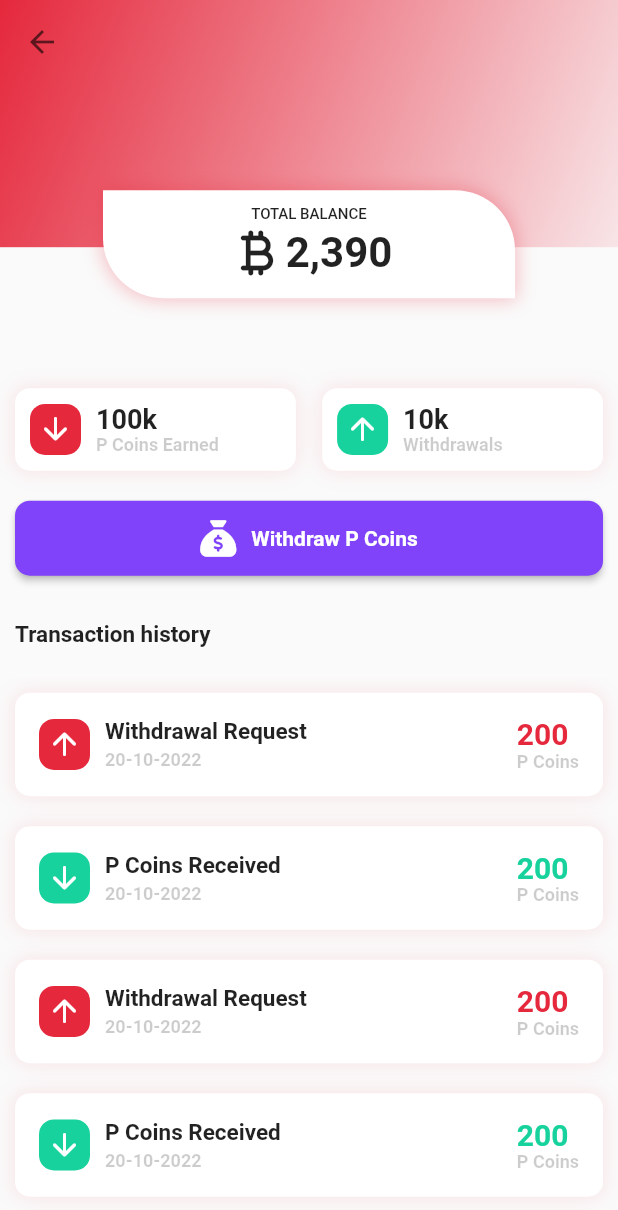
After one commit to navastratechnologies/primeway, a Flutter app: the WalletScreen screen opened directly, on a phone screen of 412 x 824 dp. The commit adds this screen. Shown: the top 1210 px of the screen. Run offline on Flutter 3.47's test engine with Material 2 defaults, Android fonts, the phone set to English and light mode, and no system bars; our stand-ins replace animated_splash_screen, carousel_slider, cloud_firestore, firebase_auth, firebase_core, firebase_dynamic_links and 9 more; missing offline and left inert: flutter_facebook_auth; accounts and stored records are empty; network calls fail; statements that could not run were skipped.

Commit message:
"wallet page added"

```diff
--- a/lib/view/dashboard/profile_screen.dart
+++ b/lib/view/dashboard/profile_screen.dart
@@ -4,6 +4,7 @@ import 'package:primewayskills_app/view/drawer/sidebar.dart';
 import 'package:primewayskills_app/view/helpers/colors.dart';
 import 'package:primewayskills_app/view/helpers/helping_widgets.dart';
 import 'package:primewayskills_app/view/profile_screen/profile_tile_widget.dart';
+import 'package:primewayskills_app/view/profile_screen/wallet_screen.dart';
 
 class ProfileScreen extends StatefulWidget {
   const ProfileScreen({Key? key}) : super(key: key);
@@ -346,9 +347,17 @@ class _ProfileScreenState extends State<ProfileScreen> {
                             ),
                           ),
                         ),
-                        const ProfileTileWidget(
-                          heading: 'Wallet',
-                          icons: FontAwesomeIcons.wallet,
+                        InkWell(
+                          onTap: () => Navigator.push(
+                            context,
+                            MaterialPageRoute(
+                              builder: (context) => const WalletScreen(),
+                            ),
+                          ),
+                          child: const ProfileTileWidget(
+                            heading: 'Wallet',
+                            icons: FontAwesomeIcons.wallet,
+                          ),
                         ),
                         const ProfileTileWidget(
                           heading: 'Affiliate Dashboard',
--- a/lib/view/helpers/colors.dart
+++ b/lib/view/helpers/colors.dart
@@ -1,6 +1,8 @@
 import 'package:flutter/material.dart';
 
 Color primeColor = const Color(0xffe5283c);
+Color primeColor2 = const Color(0xff17D29C);
+Color purpleColor = const Color(0xff8043F9);
 Color whiteColor = Colors.white;
 Color blueLightColor = const Color(0xff45E4F5);
 double maxSize = 18;
--- /dev/null
+++ b/lib/view/profile_screen/wallet_screen.dart
@@ -0,0 +1,310 @@
+import 'package:flutter/material.dart';
+import 'package:font_awesome_flutter/font_awesome_flutter.dart';
+import 'package:primewayskills_app/view/helpers/colors.dart';
+import 'package:primewayskills_app/view/helpers/helping_widgets.dart';
+
+class WalletScreen extends StatefulWidget {
+  const WalletScreen({super.key});
+
+  @override
+  State<WalletScreen> createState() => _WalletScreenState();
+}
+
+class _WalletScreenState extends State<WalletScreen> {
+  @override
+  Widget build(BuildContext context) {
+    return Scaffold(
+      body: Stack(
+        children: [
+          Container(
+            height: MediaQuery.of(context).size.height / 5,
+            width: MediaQuery.of(context).size.width,
+            decoration: BoxDecoration(
+              gradient: LinearGradient(
+                begin: Alignment.topLeft,
+                end: Alignment.bottomRight,
+                colors: [
+                  primeColor,
+                  primeColor.withOpacity(0.1),
+                  // primeColor.withOpacity(0.3),
+                ],
+              ),
+            ),
+            child: AppBar(
+              elevation: 0,
+              backgroundColor: Colors.transparent,
+              iconTheme: IconThemeData(
+                color: Colors.black.withOpacity(0.6),
+              ),
+            ),
+          ),
+          Column(
+            crossAxisAlignment: CrossAxisAlignment.start,
+            children: [
+              SizedBox(
+                height: MediaQuery.of(context).size.height / 6.5,
+              ),
+              Center(
+                child: Container(
+                  width: MediaQuery.of(context).size.width / 1.5,
+                  padding: const EdgeInsets.all(10),
+                  decoration: BoxDecoration(
+                    color: whiteColor,
+                    borderRadius: const BorderRadius.only(
+                      topRight: Radius.circular(40),
+                      bottomLeft: Radius.circular(40),
+                    ),
+                    boxShadow: [
+                      BoxShadow(
+                        color: primeColor.withOpacity(0.3),
+                        blurRadius: 10,
+                        spreadRadius: 1,
+                      ),
+                    ],
+                  ),
+                  child: Column(
+                    children: [
+                      const Text(
+                        'TOTAL BALANCE',
+                        style: TextStyle(
+                          fontWeight: FontWeight.w500,
+                          // color: whiteColor,
+                          fontSize: 10,
+                        ),
+                      ),
+                      Row(
+                        mainAxisAlignment: MainAxisAlignment.center,
+                        children: const [
+                          Icon(
+                            Icons.currency_bitcoin_rounded,
+                            // color: whiteColor,
+                            size: 40,
+                          ),
+                          Text(
+                            '2,390',
+                            style: TextStyle(
+                              fontWeight: FontWeight.bold,
+                              // color: whiteColor,
+                              fontSize: 28,
+                            ),
+                          ),
+                        ],
+                      ),
+                    ],
+                  ),
+                ),
+              ),
+              const SizedBox(height: 50),
+              Container(
+                width: MediaQuery.of(context).size.width,
+                padding: const EdgeInsets.all(10),
+                child: Row(
+                  mainAxisAlignment: MainAxisAlignment.spaceBetween,
+                  children: [
+                    Container(
+                      width: MediaQuery.of(context).size.width / 2.2,
+                      padding: const EdgeInsets.all(10),
+                      decoration: BoxDecoration(
+                        color: whiteColor,
+                        borderRadius: BorderRadius.circular(10),
+                        boxShadow: [
+                          BoxShadow(
+                            color: primeColor.withOpacity(0.1),
+                            blurRadius: 10,
+                            spreadRadius: 1,
+                          ),
+                        ],
+                      ),
+                      child: Row(
+                        children: [
+                          Container(
+                            padding: const EdgeInsets.all(5),
+                            decoration: BoxDecoration(
+                              color: primeColor,
+                              borderRadius: BorderRadius.circular(10),
+                            ),
+                            child: Icon(
+                              Icons.arrow_downward_rounded,
+                              color: whiteColor,
+                            ),
+                          ),
+                          const SizedBox(width: 10),
+                          Column(
+                            crossAxisAlignment: CrossAxisAlignment.start,
+                            children: [
+                              headingWidgetMethod('100k'),
+                              headingWidgetMethodForResources(
+                                'P Coins Earned',
+                              ),
+                            ],
+                          ),
+                        ],
+                      ),
+                    ),
+                    Container(
+                      width: MediaQuery.of(context).size.width / 2.2,
+                      padding: const EdgeInsets.all(10),
+                      decoration: BoxDecoration(
+                        color: whiteColor,
+                        borderRadius: BorderRadius.circular(10),
+                        boxShadow: [
+                          BoxShadow(
+                            color: primeColor.withOpacity(0.1),
+                            blurRadius: 10,
+                            spreadRadius: 1,
+                          ),
+                        ],
+                      ),
+                      child: Row(
+                        children: [
+                          Container(
+                            padding: const EdgeInsets.all(5),
+                            decoration: BoxDecoration(
+                              color: primeColor2,
+                              borderRadius: BorderRadius.circular(10),
+                            ),
+                            child: Icon(
+                              Icons.arrow_upward_rounded,
+                              color: whiteColor,
+                            ),
+                          ),
+                          const SizedBox(width: 10),
+                          Column(
+                            crossAxisAlignment: CrossAxisAlignment.start,
+                            children: [
+                              headingWidgetMethod('10k'),
+                              headingWidgetMethodForResources(
+                                'Withdrawals',
+                              ),
+                            ],
+                          ),
+                        ],
+                      ),
+                    ),
+                  ],
+                ),
+              ),
+              Padding(
+                padding: const EdgeInsets.all(10),
+                child: MaterialButton(
+                  height: 50,
+                  color: purpleColor,
+                  shape: RoundedRectangleBorder(
+                    borderRadius: BorderRadius.circular(10),
+                  ),
+                  onPressed: () {},
+                  child: Row(
+                    mainAxisAlignment: MainAxisAlignment.center,
+                    children: [
+                      FaIcon(
+                        FontAwesomeIcons.sackDollar,
+                        color: whiteColor,
+                      ),
+                      const SizedBox(width: 10),
+                      Text(
+                        'Withdraw P Coins',
+                        style: TextStyle(
+                          fontWeight: FontWeight.bold,
+                          color: whiteColor,
+                        ),
+                      ),
+                    ],
+                  ),
+                ),
+              ),
+              Padding(
+                padding: const EdgeInsets.symmetric(
+                  horizontal: 10,
+                  vertical: 20,
+                ),
+                child: paragraphWidgetMethodForResourcesBoldTitle(
+                  'Transaction history',
+                ),
+              ),
+              SizedBox(
+                height: MediaQuery.of(context).size.height / 2.3,
+                width: MediaQuery.of(context).size.width,
+                child: ListView.builder(
+                  itemCount: 10,
+                  itemBuilder: (context, index) {
+                    return Padding(
+                      padding: const EdgeInsets.all(10),
+                      child: Container(
+                        width: MediaQuery.of(context).size.width,
+                        padding: const EdgeInsets.all(16),
+                        decoration: BoxDecoration(
+                          color: whiteColor,
+                          borderRadius: BorderRadius.circular(10),
+                          boxShadow: [
+                            BoxShadow(
+                              color: primeColor.withOpacity(0.1),
+                              blurRadius: 10,
+                              spreadRadius: 1,
+                            ),
+                          ],
+                        ),
+                        child: Row(
+                          mainAxisAlignment: MainAxisAlignment.spaceBetween,
+                          children: [
+                            Row(
+                              children: [
+                                Container(
+                                  padding: const EdgeInsets.all(5),
+                                  decoration: BoxDecoration(
+                                    color:
+                                        index.isEven ? primeColor : primeColor2,
+                                    borderRadius: BorderRadius.circular(10),
+                                  ),
+                                  child: Icon(
+                                    index.isEven
+                                        ? Icons.arrow_upward_rounded
+                                        : Icons.arrow_downward_rounded,
+                                    color: whiteColor,
+                                  ),
+                                ),
+                                const SizedBox(width: 10),
+                                Column(
+                                  crossAxisAlignment: CrossAxisAlignment.start,
+                                  children: [
+                                    paragraphWidgetMethodForResourcesBoldTitle(
+                                      index.isEven
+                                          ? 'Withdrawal Request'
+                                          : 'P Coins Received',
+                                    ),
+                                    const SizedBox(height: 3),
+                                    headingWidgetMethodForResources(
+                                      '${DateTime.now().day}-${DateTime.now().month}-${DateTime.now().year}',
+                                    ),
+                                  ],
+                                ),
+                              ],
+                            ),
+                            Column(
+                              crossAxisAlignment: CrossAxisAlignment.start,
+                              children: [
+                                Text(
+                                  '200',
+                                  style: TextStyle(
+                                    color:
+                                        index.isEven ? primeColor : primeColor2,
+                                    fontWeight: FontWeight.bold,
+                                    fontSize: 20,
+                                  ),
+                                ),
+                                headingWidgetMethodForResources('P Coins'),
+                              ],
+                            ),
+                          ],
+                        ),
+                      ),
+                    );
+                  },
+                ),
+              ),
+            ],
+          ),
+        ],
+      ),
+    );
+  }
+}
```
